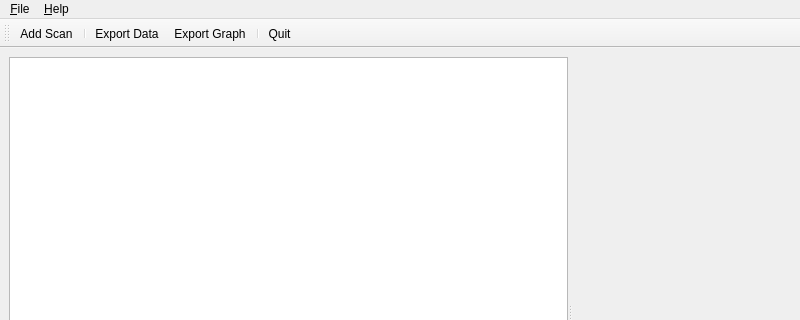
This is skewt/windows/main_window.ui in waveform-computing/ctutils as Qt 5 draws it before an edit; both pictures show x 0 to 800 and y 0 to 320 of the 800 by 600 pixel window. The edited form follows.
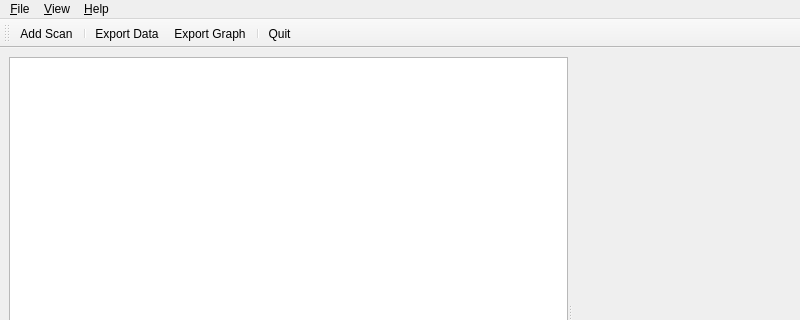
This is the edited form.

What changed in the file:
```diff
--- a/skewt/windows/main_window.ui
+++ b/skewt/windows/main_window.ui
@@ -53,7 +53,14 @@
     <addaction name="about_skewt_action"/>
     <addaction name="about_qt_action"/>
    </widget>
+   <widget class="QMenu" name="view_menu">
+    <property name="title">
+     <string>&amp;View</string>
+    </property>
+    <addaction name="status_bar_action"/>
+   </widget>
    <addaction name="file_menu"/>
+   <addaction name="view_menu"/>
    <addaction name="help_menu"/>
   </widget>
   <widget class="QStatusBar" name="status_bar"/>
```
Left out of the diff: 9 changed lines with no effect on the pictures.
